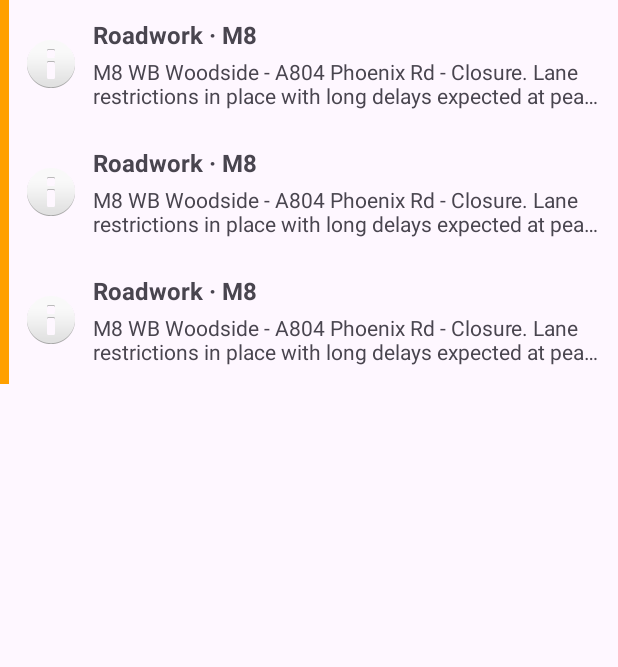
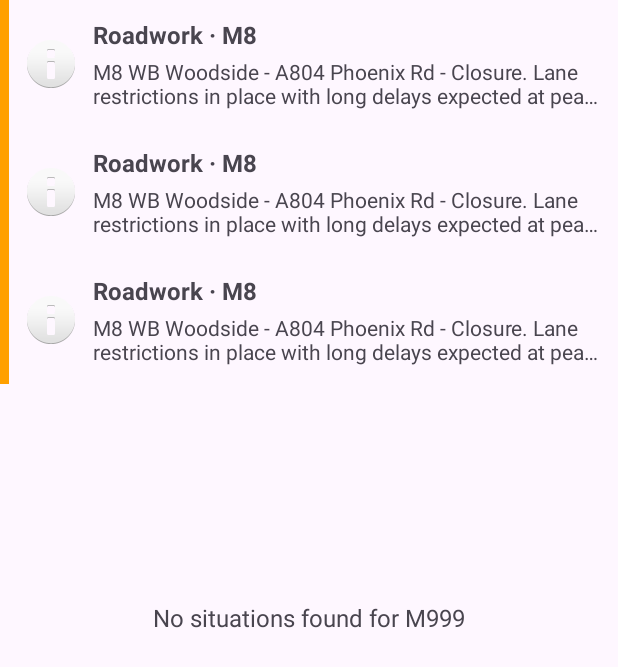
Before and after one commit to jwelsh300/Welsh_Joseph_S2364595, an Android app: the layout fragment_situation_list.xml on its own in the app's theme, with its tools: preview values and no code run, on a phone screen of 412 x 824 dp. Shown: the top 667 px of the screen. Run offline under Robolectric (Android 15) with nearby library versions, the phone set to English and light mode, and no system bars.

Commit message:
More robust search with empty state, search view and result counts.

```diff
--- a/app/src/main/java/com/example/welsh_joseph_s2364595/viewmodel/SituationViewModel.java
+++ b/app/src/main/java/com/example/welsh_joseph_s2364595/viewmodel/SituationViewModel.java
@@ -29,6 +29,10 @@ public class SituationViewModel extends ViewModel {
         filtered.addSource(situations, list -> applyFilter());
         filtered.addSource(query, text -> applyFilter());
         refresh();
+    }
+
+    public LiveData<String> getQuery() {
+        return query;
     }
 
     public LiveData<List<Situation>> getSituations() {
--- a/app/src/main/res/layout/fragment_situation_list.xml
+++ b/app/src/main/res/layout/fragment_situation_list.xml
@@ -1,7 +1,26 @@
 <?xml version="1.0" encoding="utf-8"?>
-<androidx.recyclerview.widget.RecyclerView xmlns:android="http://schemas.android.com/apk/res/android"
+<FrameLayout xmlns:android="http://schemas.android.com/apk/res/android"
     xmlns:tools="http://schemas.android.com/tools"
-    android:id="@+id/situationRecycler"
     android:layout_width="match_parent"
-    android:layout_height="match_parent"
-    tools:listitem="@layout/row_situation" />
+    android:layout_height="match_parent">
+
+    <androidx.recyclerview.widget.RecyclerView
+        android:id="@+id/situationRecycler"
+        android:layout_width="match_parent"
+        android:layout_height="match_parent"
+        tools:listitem="@layout/row_situation" />
+
+    <TextView
+        android:id="@+id/emptyText"
+        android:layout_width="wrap_content"
+        android:layout_height="wrap_content"
+        android:layout_gravity="center"
+        android:padding="24dp"
+        android:textAlignment="center"
+        android:textSize="16sp"
+        android:textColor="?android:attr/textColorSecondary"
+        android:visibility="gone"
+        tools:visibility="visible"
+        tools:text="No situations found for M999" />
+
+</FrameLayout>
--- a/app/src/main/res/values/strings.xml
+++ b/app/src/main/res/values/strings.xml
@@ -22,4 +22,8 @@
     <string name="key_colour_note">Incidents have no colour bar. Delay levels are also written on each detail screen.</string>
     <string name="action_search">Search roads</string>
     <string name="search_hint">Road, e.g. M8 or A720</string>
+    <string name="summary_all">Incidents: %1$d, Roadworks: %2$d, Total: %3$d</string>
+    <string name="summary_filtered">Showing %1$d of %2$d for %3$s</string>
+    <string name="empty_no_results">No situations found for %1$s</string>
+    <string name="empty_no_data">No situations to show</string>
 </resources>
```
Also changed, not shown: app/src/main/java/com/example/welsh_joseph_s2364595/MainActivity.java (+42 -11 lines), app/src/main/java/com/example/welsh_joseph_s2364595/view/SituationListFragment.java (+35 -5 lines).
